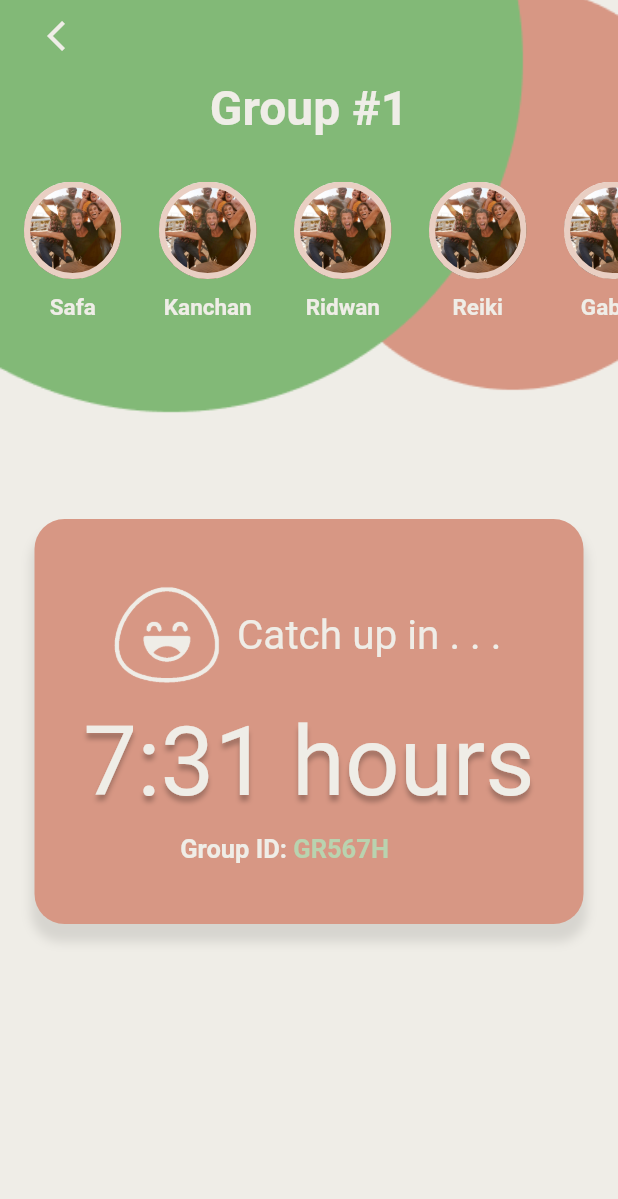
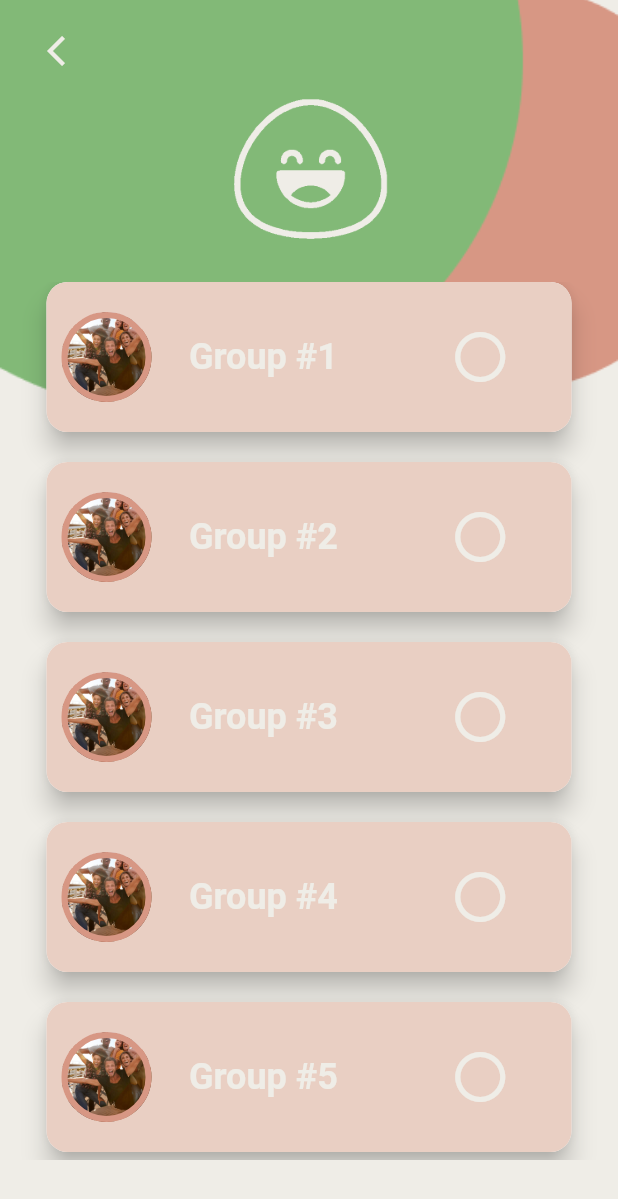
Before and after one commit to acm-projects/Catch-Up, a Flutter app: the screen it shows once a user with an empty profile is signed in, after a tap on "Group #1", on a phone screen of 412 x 824 dp. Shown: the top 1199 px of the screen. Run offline on Flutter 3.47's test engine with Material 2 defaults, Android fonts, the light colour scheme and no system bars; our stand-ins replace animated_splash_screen, camera, cloud_firestore, firebase_auth, firebase_core, firebase_storage and 3 more; accounts and stored records are empty; Roboto replaces fonts that are missing (Cartis-Beautyful-serif, Poppins); project files that could hold a hidden picture were left out.

Commit message:
sending page

```diff
--- a/lib/screens/home.dart
+++ b/lib/screens/home.dart
@@ -5,6 +5,7 @@ import 'package:catch_up/screens/camerapage.dart';
 import 'package:catch_up/screens/individual_group.dart';
 import 'package:catch_up/screens/join_add_group.dart';
 import 'package:catch_up/screens/main_profile.dart';
+import 'package:catch_up/screens/send_page.dart';
 import 'package:catch_up/screens/videopage.dart';
 import 'package:catch_up/screens/voice_page.dart';
 import 'package:catch_up/screens/videopage.dart';
@@ -344,7 +345,9 @@ class _HomeState extends State<Home> {
                         onPressed: () {
                           Navigator.of(context).push(MaterialPageRoute(
                               builder: ((BuildContext context) {
-                            return const IndividualGroup();
+                            //change back when done testing
+                            //return const IndividualGroup();
+                            return const SendPage();
                           })));
                         },
                         style: ElevatedButton.styleFrom(
--- /dev/null
+++ b/lib/screens/send_page.dart
@@ -0,0 +1,520 @@
+// ignore_for_file: prefer_const_literals_to_create_immutables, prefer_const_constructors, unused_local_variable, unnecessary_new, sort_child_properties_last, sized_box_for_whitespace, library_private_types_in_public_api
+
+import 'package:flutter/material.dart';
+import 'package:catch_up/screens/individual_group.dart';
+
+import 'join_add_group.dart';
+
+class SendPage extends StatefulWidget {
+  const SendPage({Key? key}) : super(key: key);
+
+  @override
+  State<SendPage> createState() => _SendPageState();
+}
+
+class _SendPageState extends State<SendPage> {
+  String? errorMessage = '';
+  bool isLogin = true;
+  bool click1 = false;
+  bool click2 = false;
+  bool click3 = false;
+  bool click4 = false;
+  bool click5 = false;
+  bool click6 = false;
+
+  @override
+  Widget build(BuildContext context) {
+    return Scaffold(
+      resizeToAvoidBottomInset: false,
+      backgroundColor: const Color(0xffEFEDE7),
+      extendBody: true,
+      body: Container(
+        decoration: const BoxDecoration(
+          image: DecorationImage(
+            image: AssetImage('assets/Top.png'),
+            fit: BoxFit.cover,
+          ),
+        ),
+        child: SafeArea(
+          child: Center(
+            child: Column(
+              children: <Widget>[
+                SizedBox(height: 10),
+
+                //back arrow
+                Padding(
+                  padding: const EdgeInsets.only(right: 325),
+                  child: IconButton(
+                    onPressed: () {
+                      Navigator.of(context).pop();
+                    },
+                    icon: const Icon(
+                      Icons.arrow_back_ios,
+                      color: Color(0xffEFEDE7),
+                    ),
+                  ),
+                ),
+
+                //Header box
+                Column(
+                  children: [
+                    //logo
+                    Container(
+                      width: 110,
+                      height: 110,
+                      decoration: BoxDecoration(
+                        image: const DecorationImage(
+                          image: AssetImage('assets/cream-logo.png'),
+                          fit: BoxFit.cover,
+                        ),
+                      ),
+                    ),
+
+                    //space between text and bottom of box
+                    SizedBox(height: 20),
+                  ],
+                ),
+
+                //sliding cards
+                SizedBox(
+                  height: 585,
+                  width: 400,
+                  child: ListView(
+                    scrollDirection: Axis.vertical,
+                    children: <Widget>[
+                      //card #1
+                      ElevatedButton(
+                        onPressed: () {
+                          setState(() {
+                            click1 = !click1;
+                          });
+                        },
+                        style: ElevatedButton.styleFrom(
+                          backgroundColor: Colors.transparent,
+                          elevation: 0,
+                        ),
+                        //how the card looks
+                        child: Material(
+                          elevation: 7,
+                          borderRadius: BorderRadius.all(Radius.circular(14)),
+                          child: Container(
+                            height: 100,
+                            width: 350,
+                            decoration: const BoxDecoration(
+                              borderRadius: BorderRadius.all(
+                                Radius.circular(14),
+                              ),
+                              color: Color(0xffE9CFC3),
+                            ),
+                            child: Row(
+                              children: [
+                                //avatar
+                                SizedBox(width: 10),
+                                Container(
+                                  width: 60,
+                                  height: 60,
+                                  decoration: BoxDecoration(
+                                    border: Border.all(
+                                      // border color and width around the profile image
+                                      width: 4,
+                                      color: Color(0xffD79784),
+                                    ),
+                                    shape: BoxShape.circle,
+                                    image: const DecorationImage(
+                                      image: AssetImage('assets/group1.png'),
+                                      fit: BoxFit.cover,
+                                    ),
+                                  ),
+                                ),
+                                SizedBox(width: 25),
+                                const Text(
+                                  'Group #1',
+                                  textAlign: TextAlign.center,
+                                  style: TextStyle(
+                                    fontWeight: FontWeight.bold,
+                                    fontSize: 24,
+                                    fontFamily: 'Poppins',
+                                    color: Color(0xffEFEDE7),
+                                  ),
+                                ),
+                                SizedBox(width: 75),
+                                Icon(
+                                  (click1 == false)
+                                      ? Icons.radio_button_unchecked
+                                      : Icons.check_circle,
+                                  color: Color(0xffEFEDE7),
+                                  size: 40,
+                                ),
+                              ],
+                            ),
+                          ),
+                        ),
+                      ),
+
+                      SizedBox(height: 20),
+
+                      //card #2
+                      ElevatedButton(
+                        onPressed: () {
+                          setState(() {
+                            click2 = !click2;
+                          });
+                        },
+                        style: ElevatedButton.styleFrom(
+                          backgroundColor: Colors.transparent,
+                          elevation: 0,
+                        ),
+                        //how the card looks
+                        child: Material(
+                          elevation: 7,
+                          borderRadius: BorderRadius.all(Radius.circular(14)),
+                          child: Container(
+                            height: 100,
+                            width: 350,
+                            decoration: const BoxDecoration(
+                              borderRadius: BorderRadius.all(
+                                Radius.circular(14),
+                              ),
+                              color: Color(0xffE9CFC3),
+                            ),
+                            child: Row(
+                              children: [
+                                //avatar
+                                SizedBox(width: 10),
+                                Container(
+                                  width: 60,
+                                  height: 60,
+                                  decoration: BoxDecoration(
+                                    border: Border.all(
+                                      // border color and width around the profile image
+                                      width: 4,
+                                      color: Color(0xffD79784),
+                                    ),
+                                    shape: BoxShape.circle,
+                                    image: const DecorationImage(
+                                      image: AssetImage('assets/group1.png'),
+                                      fit: BoxFit.cover,
+                                    ),
+                                  ),
+                                ),
+                                SizedBox(width: 25),
+                                const Text(
+                                  'Group #2',
+                                  textAlign: TextAlign.center,
+                                  style: TextStyle(
+                                    fontWeight: FontWeight.bold,
+                                    fontSize: 24,
+                                    fontFamily: 'Poppins',
+                                    color: Color(0xffEFEDE7),
+                                  ),
+                                ),
+                                SizedBox(width: 75),
+                                Icon(
+                                  (click2 == false)
+                                      ? Icons.radio_button_unchecked
+                                      : Icons.check_circle,
+                                  color: Color(0xffEFEDE7),
+                                  size: 40,
+                                ),
+                              ],
+                            ),
+                          ),
+                        ),
+                      ),
+
+                      SizedBox(height: 20),
+
+                      //card #3
+                      ElevatedButton(
+                        onPressed: () {
+                          setState(() {
+                            click3 = !click3;
+                          });
+                        },
+                        style: ElevatedButton.styleFrom(
+                          backgroundColor: Colors.transparent,
+                          elevation: 0,
+                        ),
+                        //how the card looks
+                        child: Material(
+                          elevation: 7,
+                          borderRadius: BorderRadius.all(Radius.circular(14)),
+                          child: Container(
+                            height: 100,
+                            width: 350,
+                            decoration: const BoxDecoration(
+                              borderRadius: BorderRadius.all(
+                                Radius.circular(14),
+                              ),
+                              color: Color(0xffE9CFC3),
+                            ),
+                            child: Row(
+                              children: [
+                                //avatar
+                                SizedBox(width: 10),
+                                Container(
+                                  width: 60,
+                                  height: 60,
+                                  decoration: BoxDecoration(
+                                    border: Border.all(
+                                      // border color and width around the profile image
+                                      width: 4,
+                                      color: Color(0xffD79784),
+                                    ),
+                                    shape: BoxShape.circle,
+                                    image: const DecorationImage(
+                                      image: AssetImage('assets/group1.png'),
+                                      fit: BoxFit.cover,
+                                    ),
+                                  ),
+                                ),
+                                SizedBox(width: 25),
+                                const Text(
+                                  'Group #3',
+                                  textAlign: TextAlign.center,
+                                  style: TextStyle(
+                                    fontWeight: FontWeight.bold,
+                                    fontSize: 24,
+                                    fontFamily: 'Poppins',
+                                    color: Color(0xffEFEDE7),
+                                  ),
+                                ),
+                                SizedBox(width: 75),
+                                Icon(
+                                  (click3 == false)
+                                      ? Icons.radio_button_unchecked
+                                      : Icons.check_circle,
+                                  color: Color(0xffEFEDE7),
+                                  size: 40,
+                                ),
+                              ],
+                            ),
+                          ),
+                        ),
+                      ),
+
+                      SizedBox(height: 20),
+
+                      //card #4
+                      ElevatedButton(
+                        onPressed: () {
+                          setState(() {
+                            click4 = !click4;
+                          });
+                        },
+                        style: ElevatedButton.styleFrom(
+                          backgroundColor: Colors.transparent,
+                          elevation: 0,
+                        ),
+                        //how the card looks
+                        child: Material(
+                          elevation: 7,
+                          borderRadius: BorderRadius.all(Radius.circular(14)),
+                          child: Container(
+                            height: 100,
+                            width: 350,
+                            decoration: const BoxDecoration(
+                              borderRadius: BorderRadius.all(
+                                Radius.circular(14),
+                              ),
+                              color: Color(0xffE9CFC3),
+                            ),
+                            child: Row(
+                              children: [
+                                //avatar
+                                SizedBox(width: 10),
+                                Container(
+                                  width: 60,
+                                  height: 60,
+                                  decoration: BoxDecoration(
+                                    border: Border.all(
+                                      // border color and width around the profile image
+                                      width: 4,
+                                      color: Color(0xffD79784),
+                                    ),
+                                    shape: BoxShape.circle,
+                                    image: const DecorationImage(
+                                      image: AssetImage('assets/group1.png'),
+                                      fit: BoxFit.cover,
+                                    ),
+                                  ),
+                                ),
+                                SizedBox(width: 25),
+                                const Text(
+                                  'Group #4',
+                                  textAlign: TextAlign.center,
+                                  style: TextStyle(
+                                    fontWeight: FontWeight.bold,
+                                    fontSize: 24,
+                                    fontFamily: 'Poppins',
+                                    color: Color(0xffEFEDE7),
+                                  ),
+                                ),
+                                SizedBox(width: 75),
+                                Icon(
+                                  (click4 == false)
+                                      ? Icons.radio_button_unchecked
+                                      : Icons.check_circle,
+                                  color: Color(0xffEFEDE7),
+                                  size: 40,
+                                ),
+                              ],
+                            ),
+                          ),
+                        ),
+                      ),
+
+                      SizedBox(height: 20),
+
+                      //card #5
+                      ElevatedButton(
+                        onPressed: () {
+                          setState(() {
+                            click5 = !click5;
+                          });
+                        },
+                        style: ElevatedButton.styleFrom(
+                          backgroundColor: Colors.transparent,
+                          elevation: 0,
+                        ),
+                        //how the card looks
+                        child: Material(
+                          elevation: 7,
+                          borderRadius: BorderRadius.all(Radius.circular(14)),
+                          child: Container(
+                            height: 100,
+                            width: 350,
+                            decoration: const BoxDecoration(
+                              borderRadius: BorderRadius.all(
+                                Radius.circular(14),
+                              ),
+                              color: Color(0xffE9CFC3),
+                            ),
+                            child: Row(
+                              children: [
+                                //avatar
+                                SizedBox(width: 10),
+                                Container(
+                                  width: 60,
+                                  height: 60,
+                                  decoration: BoxDecoration(
+                                    border: Border.all(
+                                      // border color and width around the profile image
+                                      width: 4,
+                                      color: Color(0xffD79784),
+                                    ),
+                                    shape: BoxShape.circle,
+                                    image: const DecorationImage(
+                                      image: AssetImage('assets/group1.png'),
+                                      fit: BoxFit.cover,
+                                    ),
+                                  ),
+                                ),
+                                SizedBox(width: 25),
+                                const Text(
+                                  'Group #5',
+                                  textAlign: TextAlign.center,
+                                  style: TextStyle(
+                                    fontWeight: FontWeight.bold,
+                                    fontSize: 24,
+                                    fontFamily: 'Poppins',
+                                    color: Color(0xffEFEDE7),
+                                  ),
+                                ),
+                                SizedBox(width: 75),
+                                Icon(
+                                  (click5 == false)
+                                      ? Icons.radio_button_unchecked
+                                      : Icons.check_circle,
+                                  color: Color(0xffEFEDE7),
+                                  size: 40,
+                                ),
+                              ],
+                            ),
+                          ),
+                        ),
+                      ),
+
+                      SizedBox(height: 20),
+
+                      //card #6
+                      ElevatedButton(
+                        onPressed: () {
+                          setState(() {
+                            click6 = !click6;
+                          });
+                        },
+                        style: ElevatedButton.styleFrom(
+                          backgroundColor: Colors.transparent,
+                          elevation: 0,
+                        ),
+                        //how the card looks
+                        child: Material(
+                          elevation: 7,
+                          borderRadius: BorderRadius.all(Radius.circular(14)),
+                          child: Container(
+                            height: 100,
+                            width: 350,
+                            decoration: const BoxDecoration(
+                              borderRadius: BorderRadius.all(
+                                Radius.circular(14),
+                              ),
+                              color: Color(0xffE9CFC3),
+                            ),
+                            child: Row(
+                              children: [
+                                //avatar
+                                SizedBox(width: 10),
+                                Container(
+                                  width: 60,
+                                  height: 60,
+                                  decoration: BoxDecoration(
+                                    border: Border.all(
+                                      // border color and width around the profile image
+                                      width: 4,
+                                      color: Color(0xffD79784),
+                                    ),
+                                    shape: BoxShape.circle,
+                                    image: const DecorationImage(
+                                      image: AssetImage('assets/group1.png'),
+                                      fit: BoxFit.cover,
+                                    ),
+                                  ),
+                                ),
+                                SizedBox(width: 25),
+                                const Text(
+                                  'Group #6',
+                                  textAlign: TextAlign.center,
+                                  style: TextStyle(
+                                    fontWeight: FontWeight.bold,
+                                    fontSize: 24,
+                                    fontFamily: 'Poppins',
+                                    color: Color(0xffEFEDE7),
+                                  ),
+                                ),
+                                SizedBox(width: 75),
+                                Icon(
+                                  (click6 == false)
+                                      ? Icons.radio_button_unchecked
+                                      : Icons.check_circle,
+                                  color: Color(0xffEFEDE7),
+                                  size: 40,
+                                ),
+                              ],
+                            ),
+                          ),
+                        ),
+                      ),
+
+                      //end of all 6 cards for now
+                    ],
+                  ),
+                ),
+              ],
+            ),
+          ),
+        ),
+      ),
+    );
+  }
+}
```
Also changed, not shown: 11 other files.
